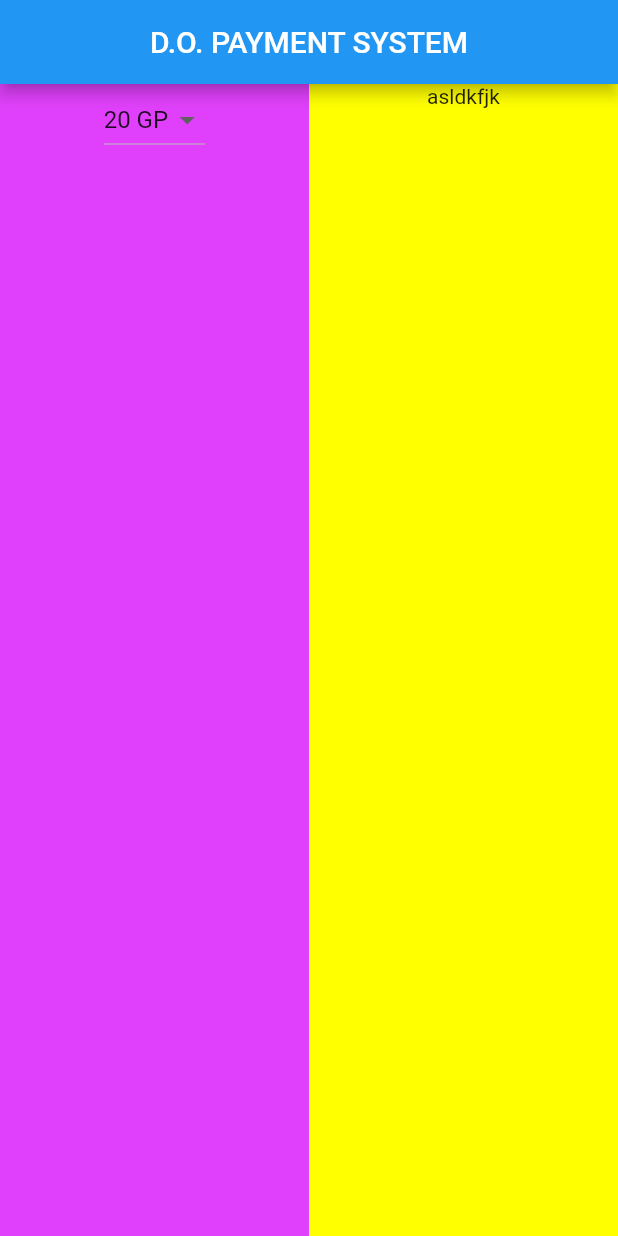
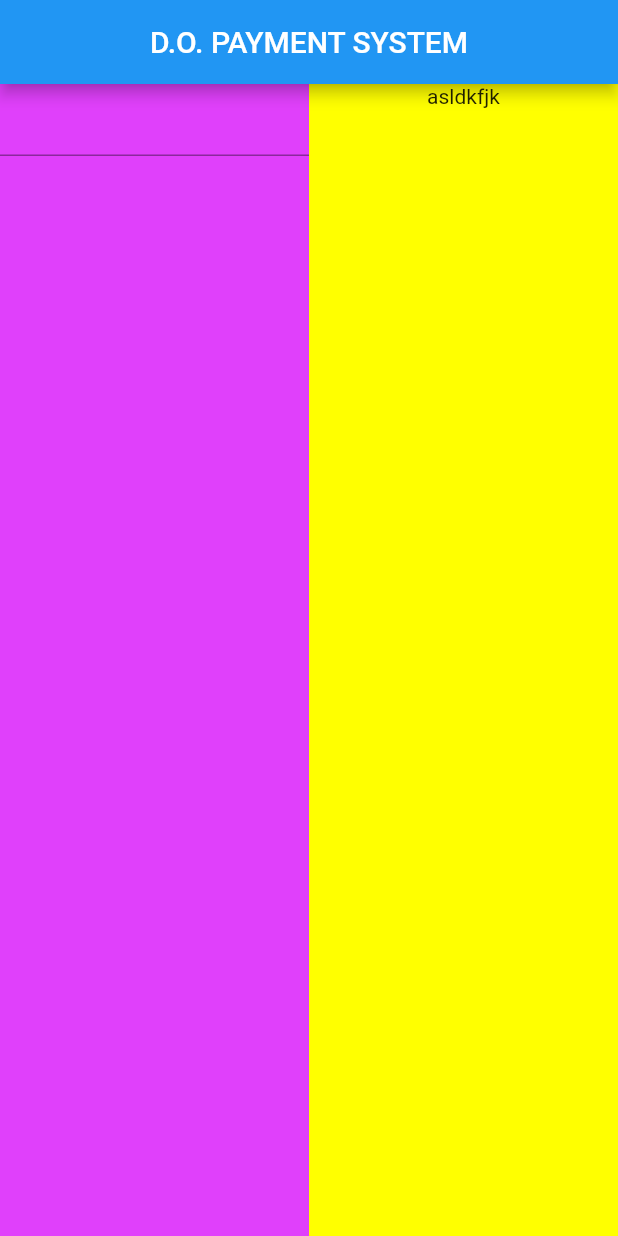
Before and after one commit to IshtiaqAhmadRion/do_payment_system, a Flutter app: the screen it shows after launch, on a phone screen of 412 x 824 dp. Run offline on Flutter 3.47's test engine with Material 2 defaults, Android fonts, the phone set to English and light mode, and no system bars.

Commit message:
Update homePage.dart

```diff
--- a/lib/home/homePage.dart
+++ b/lib/home/homePage.dart
@@ -1,6 +1,4 @@
-import 'package:do_payment_system/providers/dropDownProvidert.dart';
 import 'package:flutter/material.dart';
-import 'package:provider/provider.dart';
 
 class HomePage extends StatefulWidget {
   HomePage({Key? key}) : super(key: key);
@@ -12,7 +10,7 @@ class HomePage extends StatefulWidget {
 class _HomePageState extends State<HomePage> {
   @override
   Widget build(BuildContext context) {
-    final data = Provider.of<DropDownProvider>(context);
+    // final data = Provider.of<DropDownProvider>(context);
     final screenSize = MediaQuery.of(context).size.width / 2;
     return Scaffold(
       appBar: AppBar(
@@ -27,22 +25,25 @@ class _HomePageState extends State<HomePage> {
             //for 20 fit
             child: Column(
               children: [
-                DropdownButton<String>(
-                    value: data.items[0],
-                    onChanged: (newValue) {
-                     data.setSelectedItem(newValue.toString());
+                // DropdownButton<String>(
+                //     value: data.items[0],
+                //     onChanged: (newValue) {
+                //      data.setSelectedItem(newValue.toString());
 
-                    },
-                    items: data.items
-                        .map<DropdownMenuItem<String>>((String value) {
-                      return DropdownMenuItem<String>(
-                        value: value,
-                        child: Text(value,),
+                //     },
+                //     items: data.items
+                //         .map<DropdownMenuItem<String>>((String value) {
+                //       return DropdownMenuItem<String>(
+                //         value: value,
+                //         child: Text(value,),
 
-                      );
-                    }).toList()
-                    ),
+                //       );
+                //     }).toList()
+                //     ),
+              TextField(
+                textAlign: TextAlign.center,
 
+              )
               ],
             ),
           ),
```
